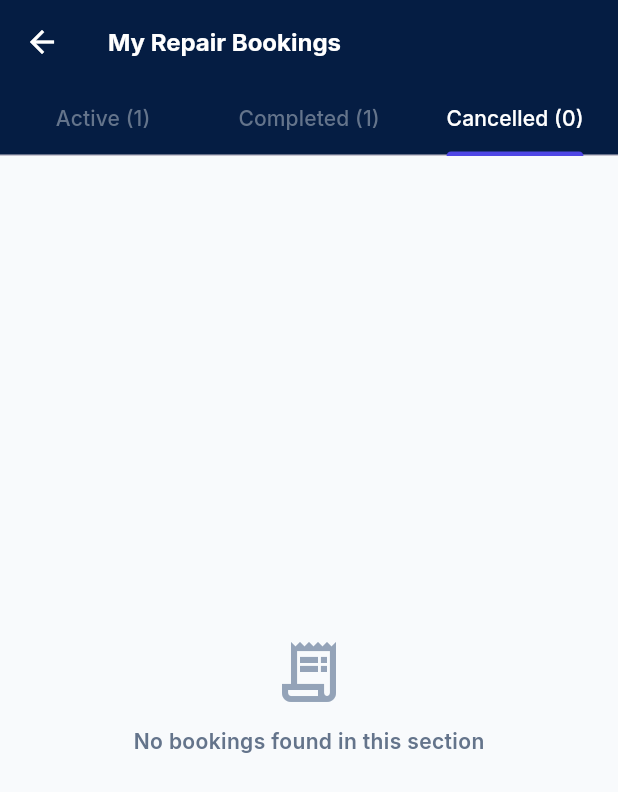
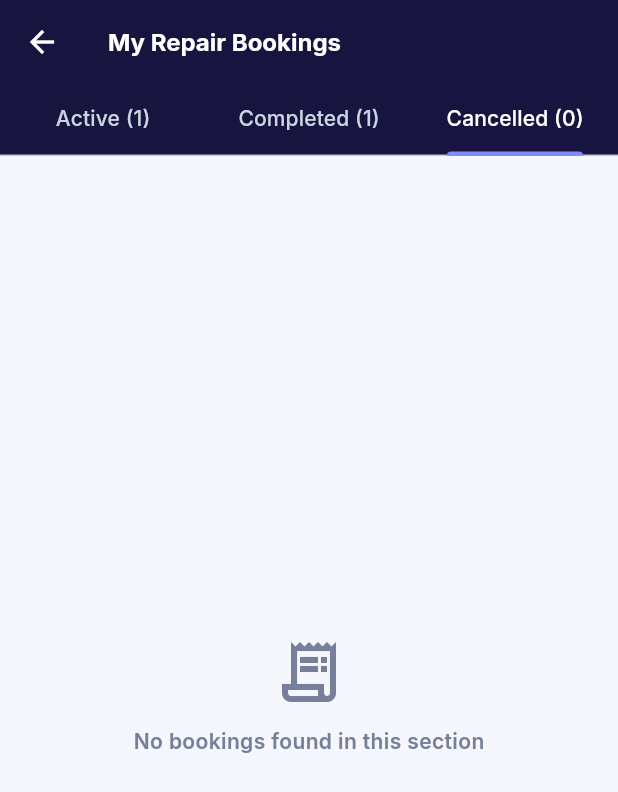
Before and after one commit to Ahsan146/ApexFix---Home-Maintenance-App, a Flutter app: the BookingsListScreen screen opened directly, tab 3 chosen, on a phone screen of 412 x 824 dp. Shown: the top 792 px of the screen. Run offline on Flutter 3.47's test engine with Material 3 defaults, Android fonts, the phone set to English and light mode, and no system bars; our stand-ins replace cloud_firestore, firebase_auth, firebase_core, flutter_map, google_fonts, latlong2; accounts and stored records are empty.

Commit message:
fix(ui): improve booking tabs visibility

```diff
--- a/lib/screens/bookings_list_screen.dart
+++ b/lib/screens/bookings_list_screen.dart
@@ -2,97 +2,57 @@ import 'package:flutter/material.dart';
 import 'package:provider/provider.dart';
 import '../models/models.dart';
 import '../providers/app_provider.dart';
+import '../apexfix_theme.dart';
 import 'track_booking_screen.dart';
 
 class BookingsListScreen extends StatefulWidget {
   const BookingsListScreen({super.key});
-
   @override
   State<BookingsListScreen> createState() => _BookingsListScreenState();
 }
 
-class _BookingsListScreenState extends State<BookingsListScreen>
-    with SingleTickerProviderStateMixin {
+class _BookingsListScreenState extends State<BookingsListScreen> with SingleTickerProviderStateMixin {
   late TabController _tabController;
-
   @override
-  void initState() {
-    super.initState();
-    _tabController = TabController(length: 3, vsync: this);
-  }
-
+  void initState() { super.initState(); _tabController = TabController(length: 3, vsync: this); }
   @override
-  void dispose() {
-    _tabController.dispose();
-    super.dispose();
-  }
+  void dispose() { _tabController.dispose(); super.dispose(); }
 
   @override
   Widget build(BuildContext context) {
     final app = context.watch<AppProvider>();
     final bookings = app.bookings;
-
-    final active = bookings
-        .where((b) =>
-            b.status != BookingStatus.completed &&
-            b.status != BookingStatus.cancelled)
-        .toList();
-    final completed = bookings
-        .where((b) => b.status == BookingStatus.completed)
-        .toList();
-    final cancelled = bookings
-        .where((b) => b.status == BookingStatus.cancelled)
-        .toList();
+    final active = bookings.where((b) => b.status != BookingStatus.completed && b.status != BookingStatus.cancelled).toList();
+    final completed = bookings.where((b) => b.status == BookingStatus.completed).toList();
+    final cancelled = bookings.where((b) => b.status == BookingStatus.cancelled).toList();
 
     return Scaffold(
-      backgroundColor: const Color(0xFFF8FAFC),
+      backgroundColor: pageBg,
       appBar: AppBar(
-        title: const Text(
-          'My Repair Bookings',
-          style: TextStyle(fontWeight: FontWeight.w700, fontSize: 16, color: Color.fromARGB(255, 255, 255, 255)),
-        ),
-        backgroundColor: const Color.fromARGB(255, 5, 29, 67),
+        title: const Text('My Repair Bookings', style: TextStyle(fontWeight: FontWeight.w700, fontSize: 16)),
+        backgroundColor: navy,
+        foregroundColor: Colors.white,
         elevation: 0,
         bottom: TabBar(
           controller: _tabController,
-          labelColor: const Color.fromARGB(255, 255, 255, 255),
-          unselectedLabelColor: const Color(0xFF64748B),
-          indicatorColor: const Color(0xFF4F46E5),
-          tabs: [
-            Tab(text: 'Active (${active.length})'),
-            Tab(text: 'Completed (${completed.length})'),
-            Tab(text: 'Cancelled (${cancelled.length})'),
-          ],
+          labelColor: Colors.white,
+          unselectedLabelColor: const Color(0xFFCBD5E1),
+          indicatorColor: const Color(0xFF818CF8),
+          tabs: [Tab(text: 'Active (${active.length})'), Tab(text: 'Completed (${completed.length})'), Tab(text: 'Cancelled (${cancelled.length})')],
         ),
       ),
-      body: TabBarView(
-        controller: _tabController,
-        children: [
-          _buildBookingList(active, isHistory: false),
-          _buildBookingList(completed, isHistory: true),
-          _buildBookingList(cancelled, isHistory: true),
-        ],
-      ),
+      body: TabBarView(controller: _tabController, children: [
+        _buildBookingList(active),
+        _buildBookingList(completed),
+        _buildBookingList(cancelled),
+      ]),
     );
   }
 
-  Widget _buildBookingList(List<Booking> list, {required bool isHistory}) {
+  Widget _buildBookingList(List<Booking> list) {
     if (list.isEmpty) {
-      return const Center(
-        child: Column(
-          mainAxisAlignment: MainAxisAlignment.center,
-          children: [
-            Icon(Icons.receipt_long_outlined, size: 48, color: Color(0xFF94A3B8)),
-            SizedBox(height: 12),
-            Text(
-              'No bookings found in this section',
-              style: TextStyle(fontSize: 14, color: Color(0xFF64748B), fontWeight: FontWeight.w600),
-            ),
-          ],
-        ),
-      );
+      return const Center(child: Column(mainAxisAlignment: MainAxisAlignment.center, children: [Icon(Icons.receipt_long_outlined, size: 48, color: muted), SizedBox(height: 12), Text('No bookings found in this section', style: TextStyle(fontSize: 14, color: muted, fontWeight: FontWeight.w600))]));
     }
-
     return ListView.builder(
       padding: const EdgeInsets.all(16),
       itemCount: list.length,
@@ -101,78 +61,19 @@ class _BookingsListScreenState extends State<BookingsListScreen>
         return Container(
           margin: const EdgeInsets.only(bottom: 14),
           padding: const EdgeInsets.all(16),
-          decoration: BoxDecoration(
-            color: Colors.white,
-            borderRadius: BorderRadius.circular(16),
-            border: Border.all(color: const Color(0xFFE2E8F0)),
-          ),
-          child: Column(
-            crossAxisAlignment: CrossAxisAlignment.start,
-            children: [
-              Row(
-                mainAxisAlignment: MainAxisAlignment.spaceBetween,
-                children: [
-                  Text(
-                    booking.bookingNumber,
-                    style: const TextStyle(
-                      fontSize: 13,
-                      fontWeight: FontWeight.w700,
-                      color: Color(0xFF4F46E5),
-                    ),
-                  ),
-                  Container(
-                    padding: const EdgeInsets.symmetric(horizontal: 8, vertical: 3),
-                    decoration: BoxDecoration(
-                      color: const Color(0xFFF1F5F9),
-                      borderRadius: BorderRadius.circular(6),
-                    ),
-                    child: Text(
-                      booking.status.name.toUpperCase(),
-                      style: const TextStyle(fontSize: 10, fontWeight: FontWeight.w700, color: Color(0xFF334155)),
-                    ),
-                  ),
-                ],
-              ),
-              const SizedBox(height: 8),
-              Text(
-                booking.serviceName,
-                style: const TextStyle(fontSize: 15, fontWeight: FontWeight.w700, color: Color(0xFF0F172A)),
-              ),
-              const SizedBox(height: 4),
-              Text(
-                '${booking.scheduledDate} • ${booking.scheduledTimeSlot}',
-                style: const TextStyle(fontSize: 12, color: Color(0xFF64748B)),
-              ),
-              const Divider(height: 20, color: Color(0xFFF1F5F9)),
-              Row(
-                mainAxisAlignment: MainAxisAlignment.spaceBetween,
-                children: [
-                  Text(
-                    'PKR ${booking.serviceCharge.total.toInt()}',
-                    style: const TextStyle(fontSize: 15, fontWeight: FontWeight.w800, color: Color(0xFF0F172A)),
-                  ),
-                  ElevatedButton(
-                    style: ElevatedButton.styleFrom(
-                      backgroundColor: const Color(0xFF4F46E5),
-                      foregroundColor: Colors.white,
-                      elevation: 0,
-                      shape: RoundedRectangleBorder(borderRadius: BorderRadius.circular(10)),
-                      padding: const EdgeInsets.symmetric(horizontal: 14, vertical: 8),
-                    ),
-                    onPressed: () {
-                      Navigator.push(
-                        context,
-                        MaterialPageRoute(
-                          builder: (_) => TrackBookingScreen(bookingId: booking.id),
-                        ),
-                      );
-                    },
-                    child: const Text('Track / Details', style: TextStyle(fontSize: 12, fontWeight: FontWeight.w700)),
-                  ),
-                ],
-              ),
-            ],
-          ),
+          decoration: BoxDecoration(color: Colors.white, borderRadius: BorderRadius.circular(16), border: Border.all(color: line)),
+          child: Column(crossAxisAlignment: CrossAxisAlignment.start, children: [
+            Row(mainAxisAlignment: MainAxisAlignment.spaceBetween, children: [Text(booking.bookingNumber, style: const TextStyle(fontSize: 13, fontWeight: FontWeight.w700, color: primary)), Container(padding: const EdgeInsets.symmetric(horizontal: 8, vertical: 3), decoration: BoxDecoration(color: const Color(0xFFF1F5F9), borderRadius: BorderRadius.circular(6)), child: Text(booking.status.name.toUpperCase(), style: const TextStyle(fontSize: 10, fontWeight: FontWeight.w700, color: Color(0xFF334155))))]),
+            const SizedBox(height: 8),
+            Text(booking.serviceName, style: const TextStyle(fontSize: 15, fontWeight: FontWeight.w700)),
+            const SizedBox(height: 4),
+            Text('${booking.scheduledDate} • ${booking.scheduledTimeSlot}', style: const TextStyle(fontSize: 12, color: muted)),
+            const Divider(height: 20),
+            Row(mainAxisAlignment: MainAxisAlignment.spaceBetween, children: [
+              Text('PKR ${booking.serviceCharge.total.toInt()}', style: const TextStyle(fontSize: 15, fontWeight: FontWeight.w800)),
+              ElevatedButton(onPressed: () => Navigator.push(context, MaterialPageRoute(builder: (_) => TrackBookingScreen(bookingId: booking.id))), child: const Text('Track / Details', style: TextStyle(fontSize: 12, fontWeight: FontWeight.w700))),
+            ]),
+          ]),
         );
       },
     );
```
